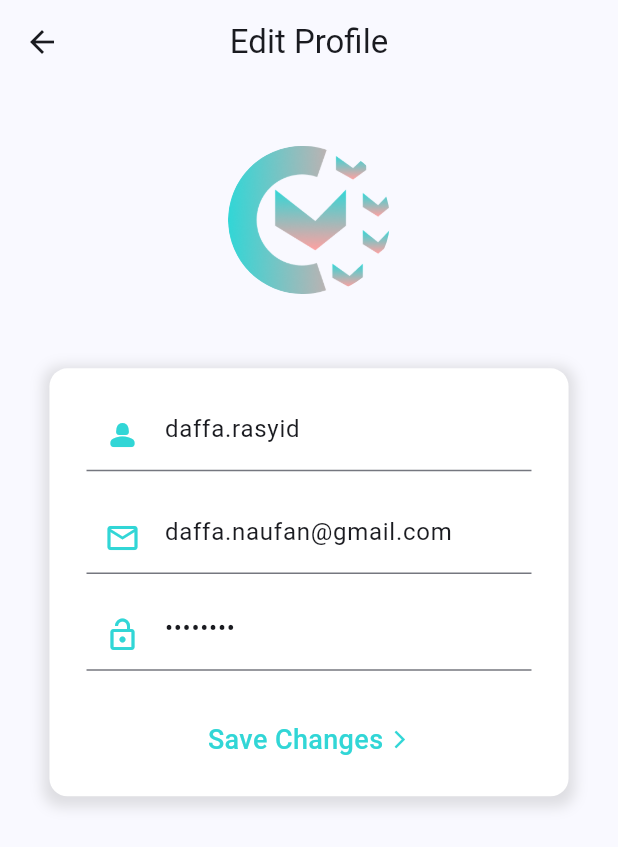
After one commit to dappras/fast-calories, a Flutter app: the Homepage screen opened by its route, item 3 of the bottom bar chosen, after a tap on "Edit", on a phone screen of 412 x 824 dp. The commit adds this screen. Shown: the top 847 px of the screen. Run offline on Flutter 3.47's test engine with Material 3 defaults, Android fonts, the phone set to English and light mode, and no system bars; our stand-ins replace get.

Commit message:
add profile page and edit profile

```diff
--- /dev/null
+++ b/lib/pages/edit_profile.dart
@@ -0,0 +1,142 @@
+import 'package:fast_calories/utils/color.dart';
+import 'package:flutter/material.dart';
+
+class EditProfilePage extends StatelessWidget {
+  const EditProfilePage({super.key});
+
+  @override
+  Widget build(BuildContext context) {
+    final width = MediaQuery.of(context).size.width;
+    final height = MediaQuery.of(context).size.height;
+
+    return DefaultTabController(
+      length: 3,
+      child: Scaffold(
+        appBar: AppBar(
+          centerTitle: true,
+          title: const Text("Edit Profile"),
+        ),
+        body: SingleChildScrollView(
+          child: SafeArea(
+            child: Padding(
+              padding: EdgeInsets.only(
+                  left: width * 0.08, right: width * 0.08, top: height * 0.05),
+              child: Column(
+                crossAxisAlignment: CrossAxisAlignment.start,
+                children: [
+                  Center(
+                    child: Container(
+                      decoration: const BoxDecoration(
+                          borderRadius:
+                              BorderRadius.all(Radius.circular(1000))),
+                      height: MediaQuery.of(context).size.height * 0.12,
+                      child: ClipRRect(
+                        borderRadius:
+                            const BorderRadius.all(Radius.circular(1000)),
+                        child: Image.asset(
+                          'assets/images/logo.png',
+                          fit: BoxFit.cover,
+                        ),
+                      ),
+                    ),
+                  ),
+                  Container(
+                    margin: EdgeInsets.symmetric(vertical: height * 0.06),
+                    padding: EdgeInsets.only(
+                        left: width * 0.06,
+                        right: width * 0.06,
+                        bottom: height * 0.03),
+                    decoration: BoxDecoration(
+                      color: Colors.white,
+                      boxShadow: [
+                        BoxShadow(
+                          color: Colors.grey.withOpacity(0.3), // warna bayangan
+                          spreadRadius: 4, // radius bayangan yang menyebar
+                          blurRadius: 7, // radius blur bayangan
+                          offset: const Offset(0, 3), // offset bayangan
+                        ),
+                      ],
+                      borderRadius: const BorderRadius.all(Radius.circular(12)),
+                    ),
+                    child: Column(
+                      children: [
+                        Container(
+                          padding: EdgeInsets.only(
+                              top: MediaQuery.of(context).size.height * 0.025),
+                          child: TextFormField(
+                            initialValue: "daffa.rasyid",
+                            decoration: const InputDecoration(
+                              hintText: "Username",
+                              prefixIcon: Icon(Icons.person_2_rounded),
+                              prefixIconColor: Color(ColorWay.primary),
+                              fillColor: Color(ColorWay.primary),
+                            ),
+                          ),
+                        ),
+                        Container(
+                          padding: EdgeInsets.only(
+                              top: MediaQuery.of(context).size.height * 0.025),
+                          child: TextFormField(
+                            initialValue: "daffa.naufan@gmail.com",
+                            decoration: const InputDecoration(
+                              hintText: "Email",
+                              prefixIcon: Icon(Icons.mail_outline),
+                              prefixIconColor: Color(ColorWay.primary),
+                              fillColor: Color(ColorWay.primary),
+                            ),
+                          ),
+                        ),
+                        Container(
+                          padding: EdgeInsets.only(
+                              top: MediaQuery.of(context).size.height * 0.02),
+                          child: TextFormField(
+                            obscureText: true,
+                            initialValue: "12345678",
+                            decoration: const InputDecoration(
+                              hintText: "Password",
+                              prefixIcon: Icon(Icons.lock_open_outlined),
+                              prefixIconColor: Color(ColorWay.primary),
+                              fillColor: Color(ColorWay.primary),
+                            ),
+                          ),
+                        ),
+                        Padding(
+                          padding: EdgeInsets.only(top: height * 0.04),
+                          child: InkWell(
+                            onTap: () {},
+                            child: const Row(
+                              crossAxisAlignment: CrossAxisAlignment.center,
+                              mainAxisAlignment: MainAxisAlignment.center,
+                              children: [
+                                Text(
+                                  "Save Changes",
+                                  style: TextStyle(
+                                    color: Color(ColorWay.primary),
+                                    fontSize: 18,
+                                    fontWeight: FontWeight.w500,
+                                  ),
+                                ),
+                                SizedBox(
+                                  width: 4,
+                                ),
+                                Icon(
+                                  Icons.arrow_forward_ios_outlined,
+                                  color: Color(ColorWay.primary),
+                                  size: 14,
+                                ),
+                              ],
+                            ),
+                          ),
+                        ),
+                      ],
+                    ),
+                  ),
+                ],
+              ),
+            ),
+          ),
+        ),
+      ),
+    );
+  }
+}
--- a/lib/pages/home.dart
+++ b/lib/pages/home.dart
@@ -1,5 +1,7 @@
+import 'package:fast_calories/routes/route_name.dart';
 import 'package:fast_calories/utils/color.dart';
 import 'package:flutter/material.dart';
+import 'package:get/get.dart';
 
 class Homepage extends StatelessWidget {
   const Homepage({super.key});
@@ -13,10 +15,12 @@ class Homepage extends StatelessWidget {
 
     onItemTapped(var index) {
       if (index == 1) {}
-
-      if (index == 0) {}
-
-      if (index == 2) {}
+      if (index == 0) {
+        Get.offNamed(RouteName.homePage);
+      }
+      if (index == 2) {
+        Get.offNamed(RouteName.profilePage);
+      }
     }
 
     return DefaultTabController(
@@ -125,7 +129,7 @@ class Homepage extends StatelessWidget {
                                     borderRadius: const BorderRadius.all(
                                         Radius.circular(20)),
                                     border: Border.all(
-                                      color: Color(ColorWay.primary),
+                                      color: const Color(ColorWay.primary),
                                       width: 1,
                                     )),
                                 child: const Center(
--- /dev/null
+++ b/lib/pages/profile.dart
@@ -0,0 +1,238 @@
+import 'package:fast_calories/routes/route_name.dart';
+import 'package:fast_calories/utils/color.dart';
+import 'package:flutter/material.dart';
+import 'package:get/get.dart';
+
+class ProfilePage extends StatelessWidget {
+  const ProfilePage({super.key});
+
+  @override
+  Widget build(BuildContext context) {
+    final width = MediaQuery.of(context).size.width;
+    final height = MediaQuery.of(context).size.height;
+
+    var selectedIndex = 2;
+
+    onItemTapped(var index) {
+      if (index == 1) {}
+      if (index == 0) {
+        Get.offNamed(RouteName.homePage);
+      }
+      if (index == 2) {
+        Get.offNamed(RouteName.profilePage);
+      }
+    }
+
+    return DefaultTabController(
+      length: 3,
+      child: Scaffold(
+        body: SafeArea(
+          child: Padding(
+            padding: EdgeInsets.only(
+                left: width * 0.08, right: width * 0.08, top: height * 0.05),
+            child: Column(
+              crossAxisAlignment: CrossAxisAlignment.start,
+              children: [
+                Center(
+                  child: Container(
+                    decoration: const BoxDecoration(
+                        borderRadius: BorderRadius.all(Radius.circular(1000))),
+                    height: MediaQuery.of(context).size.height * 0.12,
+                    child: ClipRRect(
+                      borderRadius:
+                          const BorderRadius.all(Radius.circular(1000)),
+                      child: Image.asset(
+                        'assets/images/logo.png',
+                        fit: BoxFit.cover,
+                      ),
+                    ),
+                  ),
+                ),
+                Container(
+                  margin: EdgeInsets.symmetric(vertical: height * 0.06),
+                  padding: EdgeInsets.only(
+                      left: width * 0.06,
+                      right: width * 0.06,
+                      bottom: height * 0.03),
+                  decoration: BoxDecoration(
+                    color: Colors.white,
+                    boxShadow: [
+                      BoxShadow(
+                        color: Colors.grey.withOpacity(0.3), // warna bayangan
+                        spreadRadius: 4, // radius bayangan yang menyebar
+                        blurRadius: 7, // radius blur bayangan
+                        offset: const Offset(0, 3), // offset bayangan
+                      ),
+                    ],
+                    borderRadius: const BorderRadius.all(Radius.circular(12)),
+                  ),
+                  child: Column(
+                    children: [
+                      Container(
+                        padding: EdgeInsets.only(
+                            top: MediaQuery.of(context).size.height * 0.025),
+                        child: TextFormField(
+                          initialValue: "daffa.rasyid",
+                          readOnly: true,
+                          decoration: const InputDecoration(
+                            hintText: "Username",
+                            prefixIcon: Icon(Icons.person_2_rounded),
+                            prefixIconColor: Color(ColorWay.primary),
+                            fillColor: Color(ColorWay.primary),
+                          ),
+                        ),
+                      ),
+                      Container(
+                        padding: EdgeInsets.only(
+                            top: MediaQuery.of(context).size.height * 0.025),
+                        child: TextFormField(
+                          initialValue: "daffa.naufan@gmail.com",
+                          readOnly: true,
+                          decoration: const InputDecoration(
+                            hintText: "Email",
+                            prefixIcon: Icon(Icons.mail_outline),
+                            prefixIconColor: Color(ColorWay.primary),
+                            fillColor: Color(ColorWay.primary),
+                          ),
+                        ),
+                      ),
+                      Container(
+                        padding: EdgeInsets.only(
+                            top: MediaQuery.of(context).size.height * 0.02),
+                        child: TextFormField(
+                          readOnly: true,
+                          obscureText: true,
+                          initialValue: "12345678",
+                          decoration: const InputDecoration(
+                            hintText: "Password",
+                            prefixIcon: Icon(Icons.lock_open_outlined),
+                            prefixIconColor: Color(ColorWay.primary),
+                            fillColor: Color(ColorWay.primary),
+                          ),
+                        ),
+                      ),
+                      Padding(
+                        padding: EdgeInsets.only(top: height * 0.04),
+                        child: InkWell(
+                          onTap: () {
+                            Get.toNamed(RouteName.editProfilePage);
+                          },
+                          child: const Row(
+                            crossAxisAlignment: CrossAxisAlignment.center,
+                            mainAxisAlignment: MainAxisAlignment.center,
+                            children: [
+                              Text(
+                                "Edit",
+                                style: TextStyle(
+                                  color: Color(ColorWay.primary),
+                                  fontSize: 18,
+                                  fontWeight: FontWeight.w500,
+                                ),
+                              ),
+                              SizedBox(
+                                width: 4,
+                              ),
+                              Icon(
+                                Icons.arrow_forward_ios_outlined,
+                                color: Color(ColorWay.primary),
+                                size: 14,
+                              ),
+                            ],
+                          ),
+                        ),
+                      ),
+                    ],
+                  ),
+                ),
+                Container(
+                  padding: EdgeInsets.only(
+                      top: height * 0.03,
+                      left: width * 0.1,
+                      right: width * 0.1,
+                      bottom: height * 0.03),
+                  decoration: BoxDecoration(
+                    color: Colors.white,
+                    boxShadow: [
+                      BoxShadow(
+                        color: Colors.grey.withOpacity(0.3), // warna bayangan
+                        spreadRadius: 4, // radius bayangan yang menyebar
+                        blurRadius: 7, // radius blur bayangan
+                        offset: const Offset(0, 3), // offset bayangan
+                      ),
+                    ],
+                    borderRadius: const BorderRadius.all(Radius.circular(12)),
+                  ),
+                  child: Column(
+                    children: [
+                      InkWell(
+                        onTap: () {},
+                        child: const Row(
+                          children: [
+                            Icon(
+                              Icons.logout_outlined,
+                              color: Color(ColorWay.primary),
+                              size: 22,
+                            ),
+                            SizedBox(
+                              width: 16,
+                            ),
+                            Text(
+                              "Log Out",
+                              style: TextStyle(
+                                fontSize: 18,
+                              ),
+                            ),
+                          ],
+                        ),
+                      ),
+                      const Divider(),
+                    ],
+                  ),
+                ),
+              ],
+            ),
+          ),
+        ),
+        bottomNavigationBar: BottomNavigationBar(
+          items: <BottomNavigationBarItem>[
+            const BottomNavigationBarItem(
+              icon: Icon(Icons.home),
+              label: 'Home',
+            ),
+            BottomNavigationBarItem(
+              icon: Container(),
+              // icon: Icon(Icons.home),
+              label: '',
+            ),
+            const BottomNavigationBarItem(
+              icon: Icon(Icons.person),
+              label: 'Profile',
+            ),
+          ],
+          selectedItemColor: const Color(ColorWay.primary),
+          currentIndex: selectedIndex,
+          onTap: onItemTapped,
+        ),
+        floatingActionButtonLocation: FloatingActionButtonLocation.centerDocked,
+        floatingActionButton: ClipRRect(
+          borderRadius: const BorderRadius.all(Radius.circular(200)),
+          child: InkWell(
+            onTap: () {},
+            child: Container(
+              decoration: BoxDecoration(
+                  color: const Color(ColorWay.primary),
+                  borderRadius: BorderRadius.circular(200)),
+              margin: const EdgeInsets.only(top: 15),
+              padding: const EdgeInsets.all(14),
+              child: const Icon(
+                Icons.qr_code_scanner,
+                size: 28,
+                color: Colors.white,
+              ),
+            ),
+          ),
+        ),
+      ),
+    );
+  }
+}
--- a/lib/routes/page_route.dart
+++ b/lib/routes/page_route.dart
@@ -1,5 +1,7 @@
+import 'package:fast_calories/pages/edit_profile.dart';
 import 'package:fast_calories/pages/home.dart';
 import 'package:fast_calories/pages/login.dart';
+import 'package:fast_calories/pages/profile.dart';
 import 'package:fast_calories/pages/signup.dart';
 import 'package:fast_calories/pages/welcome.dart';
 import 'package:fast_calories/routes/route_name.dart';
@@ -8,6 +10,9 @@ import 'package:get/get.dart';
 class AppRoute {
   static final pages = [
     GetPage(name: RouteName.homePage, page: () => const Homepage()),
+    GetPage(name: RouteName.profilePage, page: () => const ProfilePage()),
+    GetPage(
+        name: RouteName.editProfilePage, page: () => const EditProfilePage()),
     GetPage(name: RouteName.welcomePage, page: () => const WelcomePage()),
     GetPage(name: RouteName.loginPage, page: () => const LoginPage()),
     GetPage(name: RouteName.signupPage, page: () => const SignupPage())
--- a/lib/routes/route_name.dart
+++ b/lib/routes/route_name.dart
@@ -1,6 +1,8 @@
 abstract class RouteName {
   static const welcomePage = "/welcome";
   static const homePage = "/home";
+  static const profilePage = "/profile";
+  static const editProfilePage = "/edit-profile";
   static const loginPage = "/login";
   static const signupPage = "/signup";
 }
```
